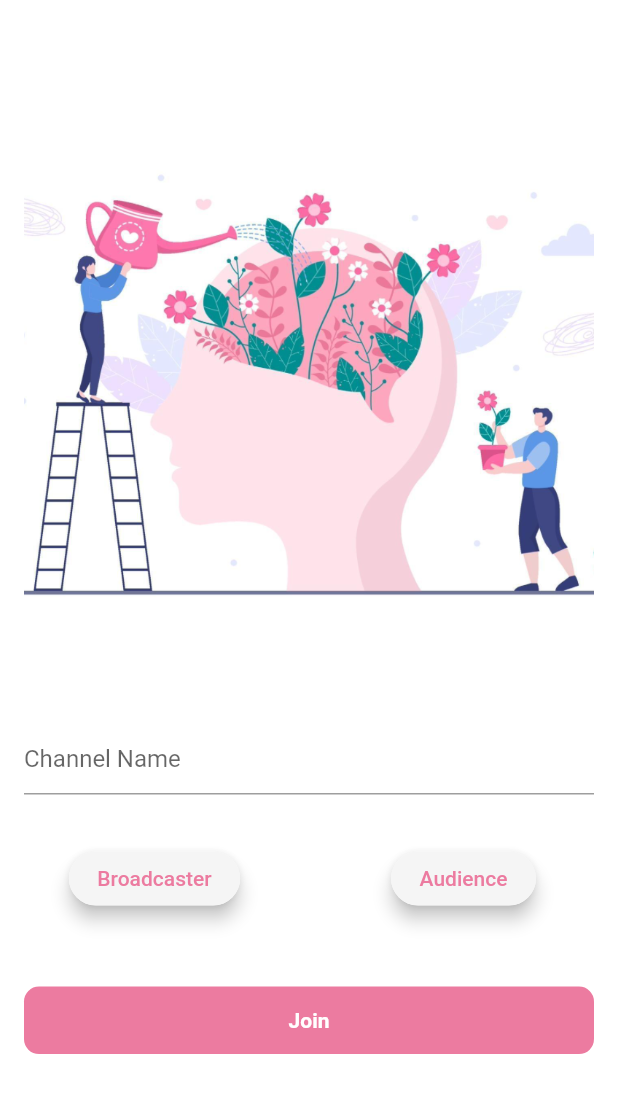
After one commit to Calladrus2001/Code-Mind, a Flutter app: the Blog screen opened directly, after a tap on the "videocam" icon, on a phone screen of 412 x 824 dp. The commit adds this screen. Shown: the top 1093 px of the screen. Run offline on Flutter 3.47's test engine with Material 2 defaults, Android fonts, the phone set to English and light mode, and no system bars; our stand-ins replace audioplayers, avatar_glow, bubble, cloud_firestore, firebase_auth, firebase_core and 5 more; missing offline and left inert: agora_rtc_engine, dialog_flowtter; accounts and stored records are empty.

Commit message:
feat: live broadcast configured

```diff
--- /dev/null
+++ b/lib/Views/Call/index.dart
@@ -0,0 +1,167 @@
+import 'dart:async';
+import 'package:agora_rtc_engine/rtc_engine.dart';
+import 'package:get/get.dart';
+import 'package:get_storage/get_storage.dart';
+import 'package:greencode/constants.dart';
+import 'package:permission_handler/permission_handler.dart';
+import 'call.dart';
+import 'package:flutter/material.dart';
+
+var isBroadcaster = false;
+var isAudience = false;
+final box = GetStorage();
+
+class IndexPage extends StatefulWidget {
+  const IndexPage({Key? key}) : super(key: key);
+
+  @override
+  State<IndexPage> createState() => _IndexPageState();
+}
+
+class _IndexPageState extends State<IndexPage> {
+  final _channelController = TextEditingController();
+  bool _validateError = false;
+  ClientRole? _role = ClientRole.Broadcaster;
+
+  @override
+  void dispose() {
+    _channelController.dispose();
+    super.dispose();
+  }
+
+  @override
+  Widget build(BuildContext context) {
+    return Scaffold(
+      body: Stack(
+        children: [
+          Container(
+            height: double.infinity,
+            width: double.infinity,
+            color: Colors.white,
+          ),
+          SingleChildScrollView(
+            child: Padding(
+              padding: const EdgeInsets.symmetric(horizontal: 16.0),
+              child: Column(
+                children: [
+                  const SizedBox(height: 80),
+                  const Image(image: AssetImage("assets/images/intro.png")),
+                  const SizedBox(height: 80),
+                  TextField(
+                    controller: _channelController,
+                    decoration: InputDecoration(
+                        hintText: "Channel Name",
+                        errorText:
+                            _validateError ? 'Channel name is mandatory' : null,
+                        focusedBorder: UnderlineInputBorder(
+                            borderSide: BorderSide(width: 1, color: clr1)),
+                        border: const UnderlineInputBorder(
+                          borderSide: BorderSide(width: 1),
+                        )),
+                  ),
+                  const SizedBox(height: 32),
+                  Row(
+                    children: [
+                      Expanded(
+                        child: GestureDetector(
+                          child: Chip(
+                            elevation: isBroadcaster ? 0 : 5.0,
+                            labelPadding: const EdgeInsets.symmetric(
+                                vertical: 2, horizontal: 15),
+                            label: Text(
+                              "Broadcaster",
+                              style: TextStyle(
+                                  color: isBroadcaster ? Colors.white : clr1),
+                            ),
+                            backgroundColor:
+                                isBroadcaster ? clr1 : Colors.grey.shade100,
+                          ),
+                          onTap: () {
+                            setState(() {
+                              isBroadcaster = !isBroadcaster;
+                              isAudience = false;
+                              _role = ClientRole.Broadcaster;
+                            });
+                          },
+                        ),
+                      ),
+                      const SizedBox(width: 32),
+                      Expanded(
+                        child: GestureDetector(
+                          child: Chip(
+                            elevation: isAudience ? 0 : 5.0,
+                            labelPadding: const EdgeInsets.symmetric(
+                                vertical: 2, horizontal: 15),
+                            label: Text(
+                              "Audience",
+                              style: TextStyle(
+                                  color: isAudience ? Colors.white : clr1),
+                            ),
+                            backgroundColor:
+                                isAudience ? clr1 : Colors.grey.shade100,
+                          ),
+                          onTap: () {
+                            setState(() {
+                              isBroadcaster = false;
+                              isAudience = !isAudience;
+                              _role = ClientRole.Audience;
+                            });
+                          },
+                        ),
+                      ),
+                    ],
+                  ),
+                  const SizedBox(height: 48),
+                  GestureDetector(
+                    child: Container(
+                        height: 45,
+                        width: double.infinity,
+                        child: const Center(
+                          child: Text(
+                            "Join",
+                            style: TextStyle(
+                              color: Colors.white,
+                              fontWeight: FontWeight.w700,
+                            ),
+                          ),
+                        ),
+                        decoration: BoxDecoration(
+                            borderRadius: BorderRadius.all(Radius.circular(10)),
+                            color: clr1)),
+                    onTap: () {
+                      if (_role == ClientRole.Broadcaster) {
+                        String body =
+                            "\n~~Pizza100 ALERT~~\nSomeone that has listed you as an emergency contact is trying to contact you!\n\n Channel name: ${_channelController.text}\n\nJoin as Audience!";
+                        // TwilioSMS().sendSMS(body);
+                      }
+                      onJoin();
+                    },
+                  )
+                ],
+              ),
+            ),
+          )
+        ],
+      ),
+    );
+  }
+
+  Future<void> onJoin() async {
+    setState(() {
+      _channelController.text.isEmpty
+          ? _validateError = true
+          : _validateError = false;
+    });
+    if (_channelController.text.isNotEmpty) {
+      await _handleCameraAndMic(Permission.camera);
+      await _handleCameraAndMic(Permission.microphone);
+      box.write("channelName", _channelController.text);
+      box.write("role", _role);
+      Get.to(() => const CallPage());
+    }
+  }
+
+  Future<void> _handleCameraAndMic(Permission permission) async {
+    final status = await permission.request();
+  }
+}
--- a/lib/Views/Home/Blog.dart
+++ b/lib/Views/Home/Blog.dart
@@ -1,4 +1,5 @@
 import 'package:flutter/material.dart';
+import 'package:greencode/Views/Call/index.dart';
 import 'package:greencode/Views/chatbot.dart';
 import 'package:greencode/Widgets/MentalPage.dart';
 import 'package:greencode/constants.dart';
@@ -17,13 +18,29 @@ class _BlogState extends State<Blog> {
   Widget build(BuildContext context) {
     return Scaffold(
       floatingActionButtonLocation: FloatingActionButtonLocation.centerFloat,
-      floatingActionButton: FloatingActionButton(
+      floatingActionButton: Row(
+        mainAxisAlignment: MainAxisAlignment.center,
+        children: [
+          FloatingActionButton(
             heroTag: "btn1",
             child: Icon(Icons.chat_bubble_outlined, color: clr1),
             backgroundColor: Colors.white,
             onPressed: () {
               Get.to(() => ChatBot());
             },
+          ),
+          SizedBox(width: 8),
+          Text("or", style: TextStyle(color: Colors.grey)),
+          SizedBox(width: 8),
+          FloatingActionButton(
+            heroTag: "btn2",
+            child: Icon(Icons.videocam_outlined, color: clr1),
+            backgroundColor: Colors.white,
+            onPressed: () {
+              Get.to(() => IndexPage());
+            },
+          ),
+        ],
       ),
       backgroundColor: Colors.white,
       body: PageView(
--- a/lib/main.dart
+++ b/lib/main.dart
@@ -1,5 +1,6 @@
 import 'package:flutter/material.dart';
 import 'package:get/get.dart';
+import 'package:get_storage/get_storage.dart';
 import 'package:greencode/Views/Auth.dart';
 import 'package:greencode/Views/Home/Home.dart';
 import 'package:firebase_core/firebase_core.dart';
@@ -7,6 +8,7 @@ import 'package:firebase_core/firebase_core.dart';
 void main() async {
   WidgetsFlutterBinding.ensureInitialized();
   await Firebase.initializeApp();
+  await GetStorage.init();
   runApp(const MyApp());
 }
 
--- a/pubspec.yaml
+++ b/pubspec.yaml
@@ -24,6 +24,9 @@ dependencies:
   geolocator: ^8.2.1
   dialog_flowtter: ^0.3.3
   bubble: ^1.2.1
+  get_storage: ^2.0.3
+  permission_handler: ^10.0.0
+  agora_rtc_engine: ^5.2.0
 
   flutter:
     sdk: flutter
```
Also changed, not shown: lib/Views/Call/call.dart (added, +181 -0 lines), pubspec.lock, 1 other file. Lines whose indentation alone changed are shown as unchanged.
